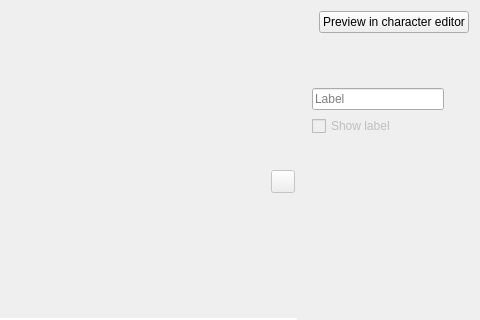
Qt form ui/character_profile_editor_dialog.ui (zkovari/plotlyst) before a commit; both pictures show x 515 to 995 and y 0 to 320 of the 995 by 629 pixel window.
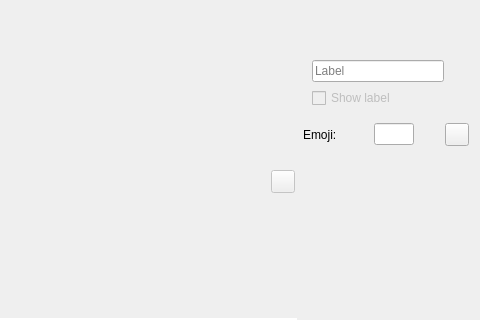
The same form after that commit.

Commit message: Update emoji on mac

Diff of the .ui file:
```diff
--- a/ui/character_profile_editor_dialog.ui
+++ b/ui/character_profile_editor_dialog.ui
@@ -796,25 +796,6 @@
    </item>
    <item>
     <layout class="QVBoxLayout" name="verticalLayout_5">
-     <item alignment="Qt::AlignRight">
-      <widget class="QPushButton" name="pushButton">
-       <property name="maximumSize">
-        <size>
-         <width>300</width>
-         <height>16777215</height>
-        </size>
-       </property>
-       <property name="cursor">
-        <cursorShape>PointingHandCursor</cursorShape>
-       </property>
-       <property name="text">
-        <string>Preview in character editor</string>
-       </property>
-       <property name="highlighted" stdset="0">
-        <bool>true</bool>
-       </property>
-      </widget>
-     </item>
      <item>
       <spacer name="verticalSpacer_6">
        <property name="orientation">
@@ -866,6 +847,37 @@
        </layout>
       </widget>
      </item>
+     <item>
+      <layout class="QHBoxLayout" name="horizontalLayout_11">
+       <item alignment="Qt::AlignLeft">
+        <widget class="QLabel" name="label_4">
+         <property name="text">
+          <string>Emoji:</string>
+         </property>
+        </widget>
+       </item>
+       <item alignment="Qt::AlignLeft">
+        <widget class="QLineEdit" name="lineEmoji">
+         <property name="maximumSize">
+          <size>
+           <width>40</width>
+           <height>16777215</height>
+          </size>
+         </property>
+         <property name="readOnly">
+          <bool>true</bool>
+         </property>
+        </widget>
+       </item>
+       <item>
+        <widget class="QToolButton" name="btnUpdateEmoji">
+         <property name="text">
+          <string/>
+         </property>
+        </widget>
+       </item>
+      </layout>
+     </item>
      <item>
       <spacer name="verticalSpacer_5">
        <property name="orientation">
```
The commit also changes 2 other files.
